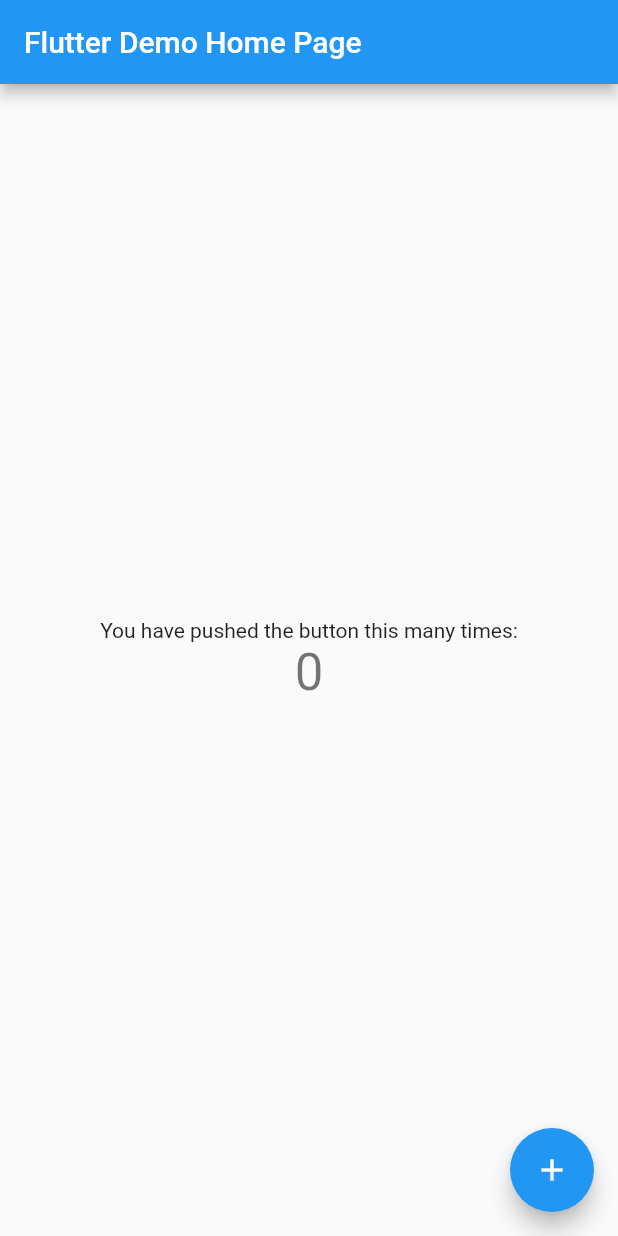
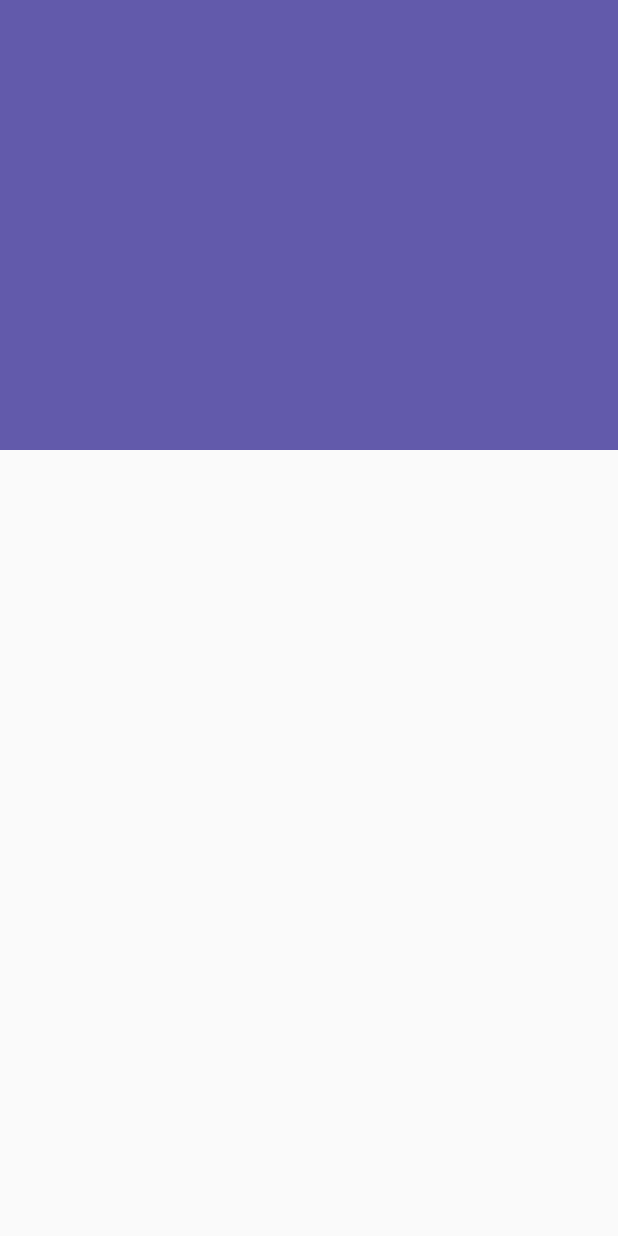
Before and after one commit to michaelrondon27/curso_flutter_intermedio, a Flutter app: the screen it shows after launch, on a phone screen of 412 x 824 dp. Run offline on Flutter 3.47's test engine with Material 2 defaults, Android fonts, the phone set to English and light mode, and no system bars.

Commit message:
13. Header Cuadrado

```diff
--- a/disenos_app/lib/main.dart
+++ b/disenos_app/lib/main.dart
@@ -1,114 +1,16 @@
 import 'package:flutter/material.dart';
 
-void main() {
-  runApp(MyApp());
-}
+import 'package:disenos_app/src/pages/headers_page.dart';
+
+void main() => runApp(MyApp());
 
 class MyApp extends StatelessWidget {
-  // This widget is the root of your application.
   @override
   Widget build(BuildContext context) {
     return MaterialApp(
       debugShowCheckedModeBanner: false,
-      title: 'Flutter Demo',
-      theme: ThemeData(
-        // This is the theme of your application.
-        //
-        // Try running your application with "flutter run". You'll see the
-        // application has a blue toolbar. Then, without quitting the app, try
-        // changing the primarySwatch below to Colors.green and then invoke
-        // "hot reload" (press "r" in the console where you ran "flutter run",
-        // or simply save your changes to "hot reload" in a Flutter IDE).
-        // Notice that the counter didn't reset back to zero; the application
-        // is not restarted.
-        primarySwatch: Colors.blue,
-      ),
-      home: MyHomePage(title: 'Flutter Demo Home Page'),
+      home: HeadersPage(),
+      title: 'Diseños App',
     );
   }
 }
-
-class MyHomePage extends StatefulWidget {
-  MyHomePage({Key? key, required this.title}) : super(key: key);
-
-  // This widget is the home page of your application. It is stateful, meaning
-  // that it has a State object (defined below) that contains fields that affect
-  // how it looks.
-
-  // This class is the configuration for the state. It holds the values (in this
-  // case the title) provided by the parent (in this case the App widget) and
-  // used by the build method of the State. Fields in a Widget subclass are
-  // always marked "final".
-
-  final String title;
-
-  @override
-  _MyHomePageState createState() => _MyHomePageState();
-}
-
-class _MyHomePageState extends State<MyHomePage> {
-  int _counter = 0;
-
-  void _incrementCounter() {
-    setState(() {
-      // This call to setState tells the Flutter framework that something has
-      // changed in this State, which causes it to rerun the build method below
-      // so that the display can reflect the updated values. If we changed
-      // _counter without calling setState(), then the build method would not be
-      // called again, and so nothing would appear to happen.
-      _counter++;
-    });
-  }
-
-  @override
-  Widget build(BuildContext context) {
-    // This method is rerun every time setState is called, for instance as done
-    // by the _incrementCounter method above.
-    //
-    // The Flutter framework has been optimized to make rerunning build methods
-    // fast, so that you can just rebuild anything that needs updating rather
-    // than having to individually change instances of widgets.
-    return Scaffold(
-      appBar: AppBar(
-        // Here we take the value from the MyHomePage object that was created by
-        // the App.build method, and use it to set our appbar title.
-        title: Text(widget.title),
-      ),
-      body: Center(
-        // Center is a layout widget. It takes a single child and positions it
-        // in the middle of the parent.
-        child: Column(
-          // Column is also a layout widget. It takes a list of children and
-          // arranges them vertically. By default, it sizes itself to fit its
-          // children horizontally, and tries to be as tall as its parent.
-          //
-          // Invoke "debug painting" (press "p" in the console, choose the
-          // "Toggle Debug Paint" action from the Flutter Inspector in Android
-          // Studio, or the "Toggle Debug Paint" command in Visual Studio Code)
-          // to see the wireframe for each widget.
-          //
-          // Column has various properties to control how it sizes itself and
-          // how it positions its children. Here we use mainAxisAlignment to
-          // center the children vertically; the main axis here is the vertical
-          // axis because Columns are vertical (the cross axis would be
-          // horizontal).
-          mainAxisAlignment: MainAxisAlignment.center,
-          children: <Widget>[
-            Text(
-              'You have pushed the button this many times:',
-            ),
-            Text(
-              '$_counter',
-              style: Theme.of(context).textTheme.headline4,
-            ),
-          ],
-        ),
-      ),
-      floatingActionButton: FloatingActionButton(
-        onPressed: _incrementCounter,
-        tooltip: 'Increment',
-        child: Icon(Icons.add),
-      ), // This trailing comma makes auto-formatting nicer for build methods.
-    );
-  }
-}
--- /dev/null
+++ b/disenos_app/lib/src/pages/headers_page.dart
@@ -0,0 +1,12 @@
+import 'package:flutter/material.dart';
+
+import 'package:disenos_app/src/widgets/headers.dart';
+
+class HeadersPage extends StatelessWidget {
+  @override
+  Widget build(BuildContext context) {
+    return Scaffold(
+      body: HeaderCuadrado(),
+    );
+  }
+}
--- /dev/null
+++ b/disenos_app/lib/src/widgets/headers.dart
@@ -0,0 +1,11 @@
+import 'package:flutter/material.dart';
+
+class HeaderCuadrado extends StatelessWidget {
+  @override
+  Widget build(BuildContext context) {
+    return Container(
+      color: Color(0xff625AAB),
+      height: 300,
+    );
+  }
+}
```
